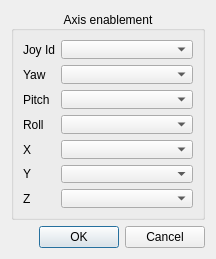
First picture: the form in ftnoir_tracker_joystick/ftnoir_tracker_joystick_controls.ui, repository opentrack/opentrack, before the edit.
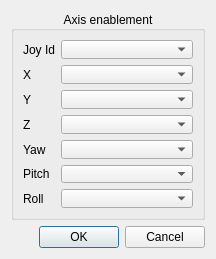
Second picture: the form after the edit. Icons and pictures are not drawn.

Commit message: fix labels for joy tracker

The edit to the form file:
```diff
--- a/ftnoir_tracker_joystick/ftnoir_tracker_joystick_controls.ui
+++ b/ftnoir_tracker_joystick/ftnoir_tracker_joystick_controls.ui
@@ -57,21 +57,21 @@
       <item row="1" column="0">
        <widget class="QLabel" name="label_11">
         <property name="text">
-         <string>Yaw</string>
+         <string>X</string>
         </property>
        </widget>
       </item>
       <item row="3" column="0">
        <widget class="QLabel" name="label_9">
         <property name="text">
-         <string>Pitch</string>
+         <string>Y</string>
         </property>
        </widget>
       </item>
       <item row="7" column="0">
        <widget class="QLabel" name="label_16">
         <property name="text">
-         <string>Z</string>
+         <string>Roll</string>
         </property>
        </widget>
       </item>
@@ -323,7 +323,7 @@
       <item row="5" column="0">
        <widget class="QLabel" name="label_14">
         <property name="text">
-         <string>X</string>
+         <string>Yaw</string>
         </property>
        </widget>
       </item>
@@ -379,14 +379,14 @@
       <item row="4" column="0">
        <widget class="QLabel" name="label_6">
         <property name="text">
-         <string>Roll</string>
+         <string>Z</string>
         </property>
        </widget>
       </item>
       <item row="6" column="0">
        <widget class="QLabel" name="label_15">
         <property name="text">
-         <string>Y</string>
+         <string>Pitch</string>
         </property>
        </widget>
       </item>
```
Left out of the diff: 10 changed lines with no effect on the pictures.
